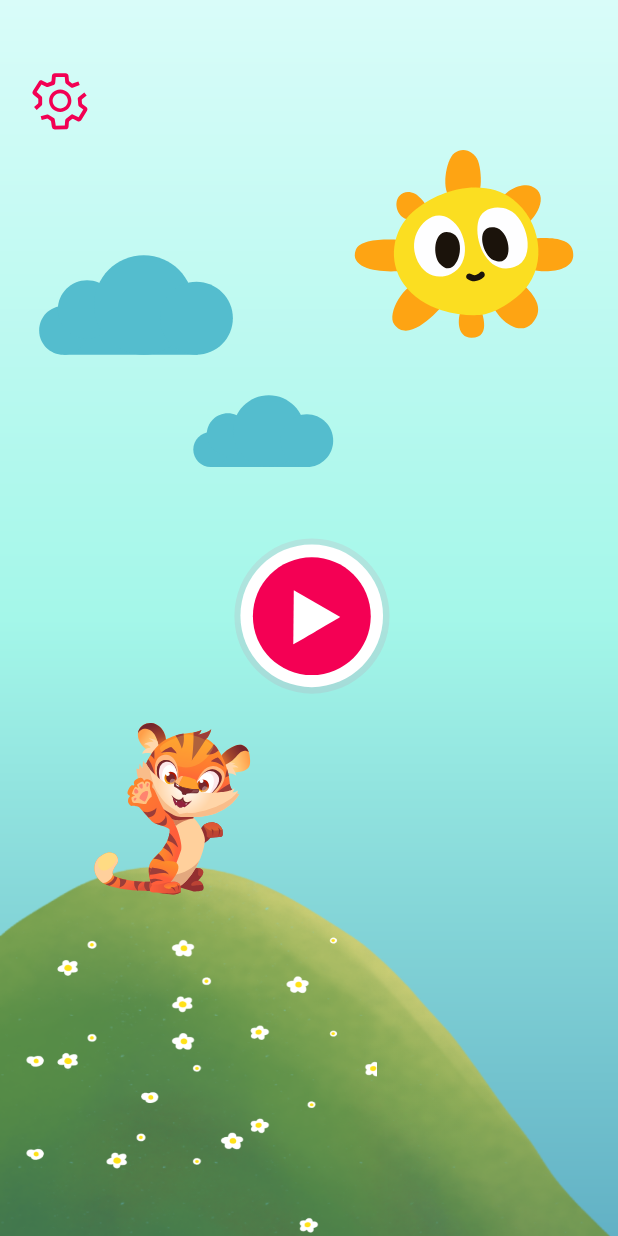
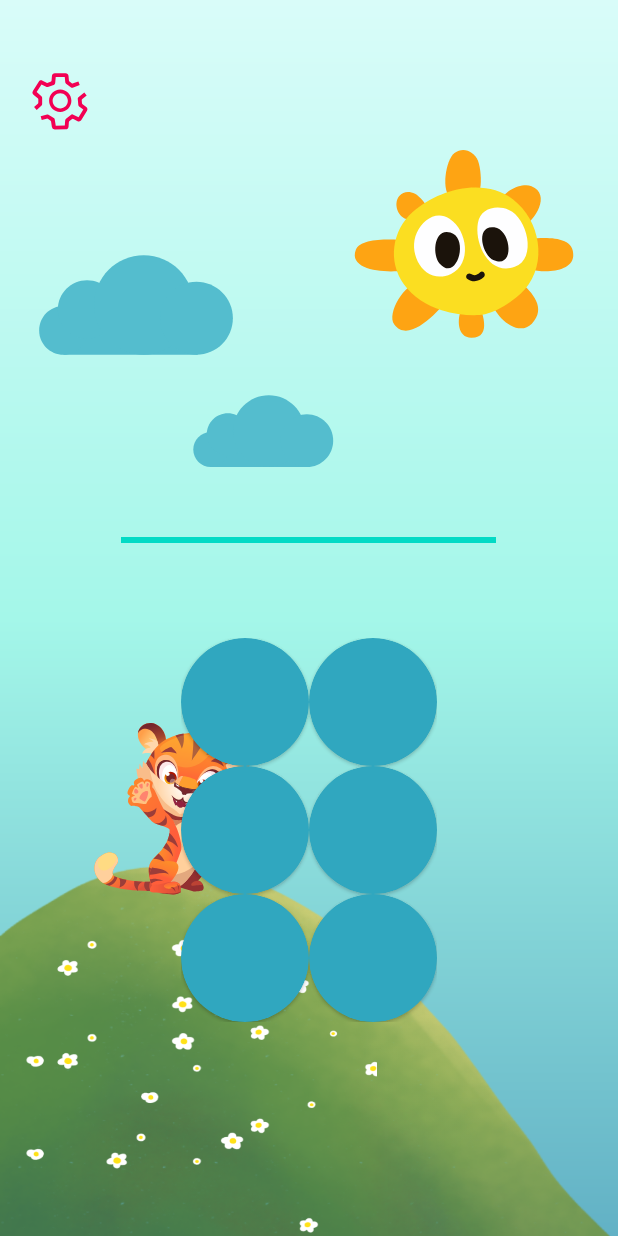
Before and after one commit to Salar82/MathForest, an Android app: the layout activity_main.xml on its own in the app's theme, with its tools: preview values and no code run, on a phone screen of 412 x 824 dp. Run offline under Robolectric (Android 15) with nearby library versions, the phone set to English and light mode, and no system bars.

Commit message:
--added -base-templates

```diff
--- a/app/src/main/java/ir/alishojaee/mathforest/activities/MainActivity.kt
+++ b/app/src/main/java/ir/alishojaee/mathforest/activities/MainActivity.kt
@@ -1,11 +1,16 @@
 package ir.alishojaee.mathforest.activities
 
+import android.animation.Animator
+import android.animation.AnimatorSet
 import android.animation.ObjectAnimator
 import android.animation.ValueAnimator
+import android.app.Dialog
 import android.os.Bundle
+import android.view.View
 import androidx.activity.enableEdgeToEdge
 import androidx.appcompat.app.AppCompatActivity
 import ir.alishojaee.mathforest.databinding.ActivityMainBinding
+
 
 class MainActivity : AppCompatActivity() {
     lateinit var binding: ActivityMainBinding
@@ -15,20 +20,112 @@ class MainActivity : AppCompatActivity() {
         binding = ActivityMainBinding.inflate(layoutInflater)
         setContentView(binding.root)
         initViews()
-
+        initClickListeners()
     }
 
-    fun initViews() {
-        // Right cloud animation
+    private fun initViews() {
+        // Clouds animation
         ObjectAnimator.ofFloat(binding.leftCloud, "translationX", 0f, 75f).apply {
             duration = 10_000
             repeatCount = ValueAnimator.INFINITE
             repeatMode = ValueAnimator.REVERSE
-        }.start()
-        ObjectAnimator.ofFloat(binding.rigthCloud, "translationX", 0f, -100f).apply {
+            start()
+        }
+        ObjectAnimator.ofFloat(binding.rightCloud, "translationX", 0f, -100f).apply {
             duration = 8_000
             repeatCount = ValueAnimator.INFINITE
             repeatMode = ValueAnimator.REVERSE
-        }.start()
+            start()
+        }
+    }
+
+    private fun initClickListeners() {
+        val topOffset = -210f
+        val bottomOffset = 300f
+        val leftCloudAnimation = ObjectAnimator.ofFloat(
+            binding.leftCloud,
+            "translationY",
+            0f,
+            topOffset - 40f
+        )
+        val rightCloudAnimation = ObjectAnimator.ofFloat(
+            binding.rightCloud,
+            "translationY",
+            0f,
+            topOffset - 40f
+        )
+        val sunAnimation = ObjectAnimator.ofFloat(
+            binding.lottieSun,
+            "translationY",
+            0f, topOffset
+        )
+        val quizLayoutAnimation = ObjectAnimator.ofFloat(
+            binding.layoutQuiz,
+            "translationY",
+            0f,
+            topOffset - 40f
+        )
+        val tigerAnimation = ObjectAnimator.ofFloat(
+            binding.lottieTiger,
+            "translationY",
+            0f,
+            bottomOffset + 20f
+        )
+        val tigerGoLeftAnimation = ObjectAnimator.ofFloat(
+            binding.lottieTiger,
+            "translationX",
+            0f,
+            -60f
+        )
+        val grassAnimation = ObjectAnimator.ofFloat(
+            binding.imgGrass,
+            "translationY",
+            0f,
+            bottomOffset
+        )
+        val flowersAnimation = ObjectAnimator.ofFloat(
+            binding.imgFlowers,
+            "translationY",
+            0f,
+            bottomOffset
+        )
+
+        val animatorSet = AnimatorSet().apply {
+            playTogether(
+                leftCloudAnimation,
+                rightCloudAnimation,
+                quizLayoutAnimation,
+                sunAnimation,
+                tigerAnimation,
+                tigerGoLeftAnimation,
+                grassAnimation,
+                flowersAnimation
+            )
+            duration = 3000
+        }
+
+        binding.btnPlay.setOnClickListener {
+            binding.btnPlay.visibility = View.INVISIBLE
+            binding.btnSettings.visibility = View.INVISIBLE
+            animatorSet.start()
+            animatorSet.addListener(object : Animator.AnimatorListener {
+                override fun onAnimationCancel(p0: Animator) {}
+
+                override fun onAnimationEnd(p0: Animator) {
+                    binding.layoutQuiz.visibility = View.VISIBLE
+                }
+
+                override fun onAnimationRepeat(p0: Animator) {}
+
+                override fun onAnimationStart(p0: Animator) {}
+
+            })
+        }
+
+        binding.btnSettings.setOnClickListener {
+            Dialog(this).apply {
+
+            }
+        }
     }
 }
--- a/app/src/main/res/layout/activity_main.xml
+++ b/app/src/main/res/layout/activity_main.xml
@@ -9,6 +9,7 @@
     tools:context=".activities.MainActivity">
 
     <ImageView
+        android:id="@+id/btn_settings"
         android:layout_width="60dp"
         android:layout_height="60dp"
         android:layout_marginStart="10dp"
@@ -41,7 +42,7 @@
         app:lottie_rawRes="@raw/lottie_cloud" />
 
     <com.airbnb.lottie.LottieAnimationView
-        android:id="@+id/rigth_cloud"
+        android:id="@+id/right_cloud"
         android:layout_width="130dp"
         android:layout_height="130dp"
         android:layout_marginStart="110dp"
@@ -54,7 +55,7 @@
         app:lottie_rawRes="@raw/lottie_cloud" />
 
     <ImageView
-        android:id="@+id/imageView"
+        android:id="@+id/img_grass"
         android:layout_width="match_parent"
         android:layout_height="250dp"
         android:scaleType="fitXY"
@@ -63,52 +64,72 @@
         app:layout_constraintStart_toStartOf="parent" />
 
     <ImageView
+        android:id="@+id/img_flowers"
         android:layout_width="0dp"
         android:layout_height="0dp"
         android:layout_marginTop="10dp"
         android:scaleType="fitXY"
         android:src="@drawable/flowers"
         app:layout_constraintBottom_toBottomOf="parent"
-        app:layout_constraintEnd_toStartOf="@+id/guideline3"
+        app:layout_constraintEnd_toStartOf="@+id/gl_v_right"
         app:layout_constraintStart_toStartOf="parent"
-        app:layout_constraintTop_toBottomOf="@+id/lottieAnimationView" />
+        app:layout_constraintTop_toBottomOf="@+id/lottie_tiger" />
 
     <com.airbnb.lottie.LottieAnimationView
-        android:id="@+id/lottieAnimationView"
+        android:id="@+id/lottie_tiger"
         android:layout_width="130dp"
         android:layout_height="130dp"
         android:layout_marginBottom="-30dp"
-        app:layout_constraintBottom_toTopOf="@+id/imageView"
-        app:layout_constraintEnd_toStartOf="@+id/guideline2"
-        app:layout_constraintStart_toStartOf="@+id/guideline2"
+        app:layout_constraintBottom_toTopOf="@+id/img_grass"
+        app:layout_constraintEnd_toStartOf="@+id/gl_v_left"
+        app:layout_constraintStart_toStartOf="@+id/gl_v_left"
         app:lottie_autoPlay="true"
         app:lottie_loop="true"
         app:lottie_rawRes="@raw/lottie_tiger" />
 
     <androidx.constraintlayout.widget.Guideline
-        android:id="@+id/guideline2"
+        android:id="@+id/gl_v_left"
         android:layout_width="wrap_content"
         android:layout_height="wrap_content"
         android:orientation="vertical"
         app:layout_constraintGuide_percent="0.275" />
 
     <androidx.constraintlayout.widget.Guideline
-        android:id="@+id/guideline3"
+        android:id="@+id/gl_v_right"
         android:layout_width="wrap_content"
         android:layout_height="wrap_content"
         android:orientation="vertical"
         app:layout_constraintGuide_percent="0.61" />
 
     <com.airbnb.lottie.LottieAnimationView
+        android:id="@+id/btn_play"
         android:layout_width="150dp"
         android:layout_height="150dp"
-        app:layout_constraintBottom_toTopOf="@+id/lottieAnimationView"
+        app:layout_constraintBottom_toTopOf="@+id/lottie_tiger"
         app:layout_constraintEnd_toEndOf="parent"
         app:layout_constraintStart_toStartOf="parent"
-        app:layout_constraintTop_toBottomOf="@+id/rigth_cloud"
+        app:layout_constraintTop_toBottomOf="@+id/right_cloud"
         app:lottie_autoPlay="true"
         app:lottie_loop="true"
-        app:lottie_rawRes="@raw/lottie_play" />
+        app:lottie_rawRes="@raw/lottie_play"
+        tools:visibility="invisible" />
 
+    <LinearLayout
+        android:id="@+id/layout_quiz"
+        android:layout_width="match_parent"
+        android:layout_height="wrap_content"
+        android:gravity="center"
+        android:visibility="invisible"
+        app:layout_constraintEnd_toEndOf="parent"
+        app:layout_constraintStart_toStartOf="parent"
+        app:layout_constraintTop_toBottomOf="@+id/right_cloud"
+        app:layout_constraintVertical_bias="0.1"
+        tools:visibility="visible">
+
+        <include
+            layout="@layout/layout_quiz"
+            android:layout_width="wrap_content"
+            android:layout_height="wrap_content" />
+    </LinearLayout>
 
 </androidx.constraintlayout.widget.ConstraintLayout>
--- /dev/null
+++ b/app/src/main/res/layout/layout_quiz.xml
@@ -0,0 +1,140 @@
+<?xml version="1.0" encoding="utf-8"?>
+<RelativeLayout xmlns:android="http://schemas.android.com/apk/res/android"
+    xmlns:app="http://schemas.android.com/apk/res-auto"
+    xmlns:tools="http://schemas.android.com/tools"
+    android:layout_width="wrap_content"
+    android:layout_height="wrap_content">
+
+    <ProgressBar
+        android:id="@+id/progress_bar"
+        style="?android:progressBarStyleHorizontal"
+        android:layout_width="250dp"
+        android:layout_height="20dp"
+        android:layout_centerHorizontal="true"
+        android:max="100"
+        android:progress="100" />
+
+    <TextView
+        android:id="@+id/tv_question"
+        android:layout_width="400dp"
+        android:layout_height="wrap_content"
+        android:layout_below="@id/progress_bar"
+        android:layout_marginTop="16dp"
+        android:fontFamily="@font/vazir"
+        android:gravity="center"
+        android:textSize="24sp"
+        tools:text="2 + 2 - 15 =" />
+
+    <GridLayout
+        android:layout_width="wrap_content"
+        android:layout_height="wrap_content"
+        android:layout_below="@+id/tv_question"
+        android:layout_centerHorizontal="true"
+        android:columnCount="2">
+
+        <com.google.android.material.card.MaterialCardView
+            android:layout_width="85dp"
+            android:layout_height="85dp"
+            app:cardBackgroundColor="#30A7BF"
+            android:layout_marginVertical="10dp"
+            android:layout_marginHorizontal="20dp"
+            app:cardCornerRadius="50dp">
+
+            <TextView
+                android:layout_width="wrap_content"
+                android:layout_height="wrap_content"
+                android:layout_gravity="center"
+                android:fontFamily="@font/vazir"
+                android:gravity="center"
+                android:textSize="24sp"
+                tools:text="12" />
+        </com.google.android.material.card.MaterialCardView>
+        <com.google.android.material.card.MaterialCardView
+            android:layout_width="85dp"
+            android:layout_height="85dp"
+            app:cardBackgroundColor="#30A7BF"
+            android:layout_marginVertical="10dp"
+            android:layout_marginHorizontal="20dp"
+            app:cardCornerRadius="50dp">
+
+            <TextView
+                android:layout_width="wrap_content"
+                android:layout_height="wrap_content"
+                android:layout_gravity="center"
+                android:fontFamily="@font/vazir"
+                android:gravity="center"
+                android:textSize="24sp"
+                tools:text="12" />
+        </com.google.android.material.card.MaterialCardView>
+        <com.google.android.material.card.MaterialCardView
+            android:layout_width="85dp"
+            android:layout_height="85dp"
+            app:cardBackgroundColor="#30A7BF"
+            android:layout_marginVertical="10dp"
+            android:layout_marginHorizontal="20dp"
+            app:cardCornerRadius="50dp">
+
+            <TextView
+                android:layout_width="wrap_content"
+                android:layout_height="wrap_content"
+                android:layout_gravity="center"
+                android:fontFamily="@font/vazir"
+                android:gravity="center"
+                android:textSize="24sp"
+                tools:text="12" />
+        </com.google.android.material.card.MaterialCardView>
+        <com.google.android.material.card.MaterialCardView
+            android:layout_width="85dp"
+            android:layout_height="85dp"
+            app:cardBackgroundColor="#30A7BF"
+            android:layout_marginVertical="10dp"
+            android:layout_marginHorizontal="20dp"
+            app:cardCornerRadius="50dp">
+
+            <TextView
+                android:layout_width="wrap_content"
+                android:layout_height="wrap_content"
+                android:layout_gravity="center"
+                android:fontFamily="@font/vazir"
+                android:gravity="center"
+                android:textSize="24sp"
+                tools:text="12" />
+        </com.google.android.material.card.MaterialCardView><com.google.android.material.card.MaterialCardView
+        android:layout_width="85dp"
+        android:layout_height="85dp"
+            app:cardBackgroundColor="#30A7BF"
+        android:layout_marginVertical="10dp"
+        android:layout_marginHorizontal="20dp"
+        app:cardCornerRadius="50dp">
+
+        <TextView
+            android:layout_width="wrap_content"
+            android:layout_height="wrap_content"
+            android:layout_gravity="center"
+            android:fontFamily="@font/vazir"
+            android:gravity="center"
+            android:textSize="24sp"
+            tools:text="12" />
+    </com.google.android.material.card.MaterialCardView>
+        <com.google.android.material.card.MaterialCardView
+            android:layout_width="85dp"
+            android:layout_height="85dp"
+            app:cardBackgroundColor="#30A7BF"
+            android:layout_marginVertical="10dp"
+            android:layout_marginHorizontal="20dp"
+            app:cardCornerRadius="50dp">
+
+            <TextView
+                android:layout_width="wrap_content"
+                android:layout_height="wrap_content"
+                android:layout_gravity="center"
+                android:fontFamily="@font/vazir"
+                android:gravity="center"
+                android:textSize="24sp"
+                tools:text="12" />
+        </com.google.android.material.card.MaterialCardView>
+
+
+
+    </GridLayout>
+</RelativeLayout>
```
Also changed, not shown: app/src/main/res/font/vazir.ttf (added).
